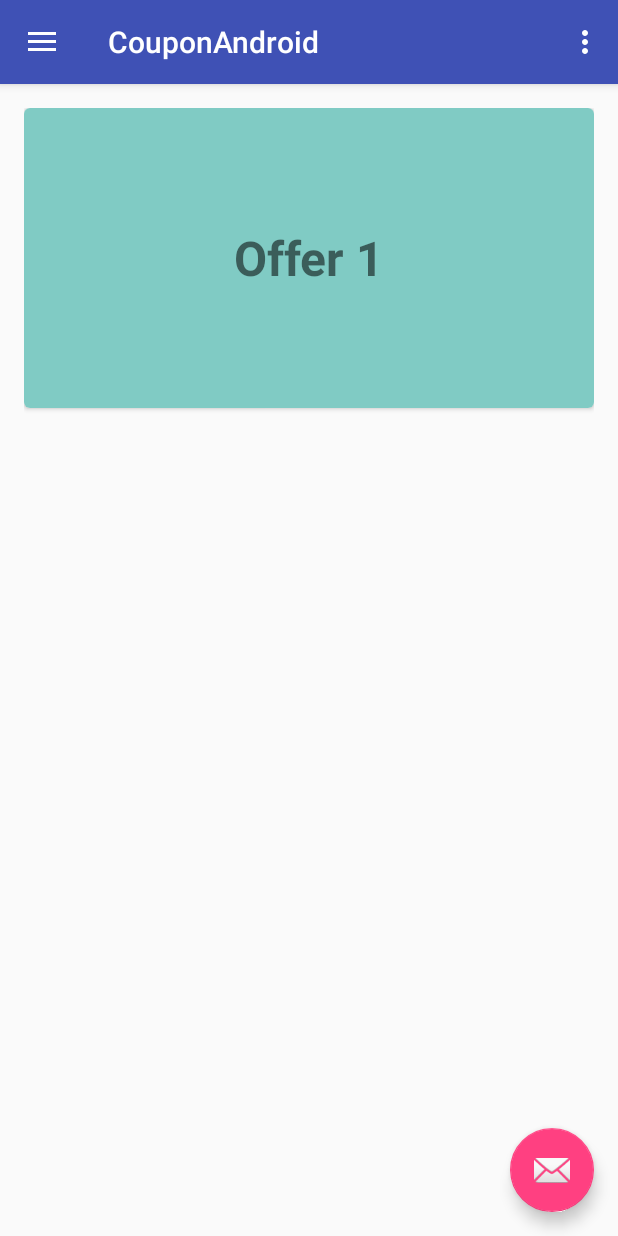
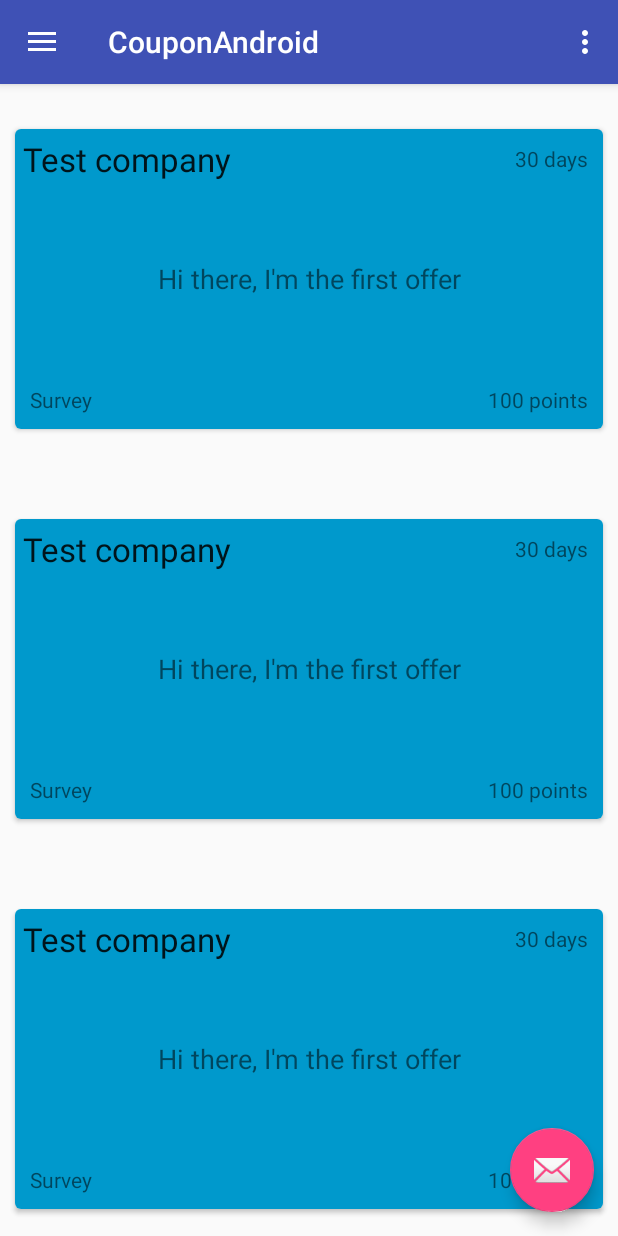
Before and after one commit to ishaanj/CouponAndroid, an Android app: the screen it shows after launch (NaviPageActivity), on a phone screen of 412 x 824 dp. Run offline under Robolectric (Android 15) with nearby library versions, the phone set to English and light mode, and no system bars.

Commit message:
Offers RecyclerView and minor UI changes

```diff
--- a/app/src/main/java/com/hzs/couponandroid/NaviPageActivity.java
+++ b/app/src/main/java/com/hzs/couponandroid/NaviPageActivity.java
@@ -3,6 +3,9 @@ package com.hzs.couponandroid;
 import android.os.Bundle;
 import android.support.design.widget.FloatingActionButton;
 import android.support.design.widget.Snackbar;
+import android.support.v7.widget.DefaultItemAnimator;
+import android.support.v7.widget.LinearLayoutManager;
+import android.support.v7.widget.RecyclerView;
 import android.view.View;
 import android.support.design.widget.NavigationView;
 import android.support.v4.view.GravityCompat;
@@ -13,8 +16,15 @@ import android.support.v7.widget.Toolbar;
 import android.view.Menu;
 import android.view.MenuItem;
 
+import java.util.ArrayList;
+import java.util.List;
+
 public class NaviPageActivity extends AppCompatActivity
         implements NavigationView.OnNavigationItemSelectedListener {
+
+    private List<Offer> offers;
+    private RecyclerView recyclerView;
+    private OfferAdapter offerAdapter;
 
     @Override
     protected void onCreate(Bundle savedInstanceState) {
@@ -40,6 +50,19 @@ public class NaviPageActivity extends AppCompatActivity
 
         NavigationView navigationView = (NavigationView) findViewById(R.id.nav_view);
         navigationView.setNavigationItemSelectedListener(this);
+
+        recyclerView = (RecyclerView) this.findViewById(R.id.offer_rec);
+        offers = new ArrayList<>();
+
+        offers.add(new Offer("Test company", "Hi there, I'm the first offer", "Survey", "30 days", "100 points"));
+        offers.add(new Offer("Test company", "Hi there, I'm the first offer", "Survey", "30 days", "100 points"));
+        offers.add(new Offer("Test company", "Hi there, I'm the first offer", "Survey", "30 days", "100 points"));
+        offers.add(new Offer("Test company", "Hi there, I'm the first offer", "Survey", "30 days", "100 points"));
+        offerAdapter = new OfferAdapter(offers);
+        RecyclerView.LayoutManager mLayoutManager = new LinearLayoutManager(getApplicationContext());
+        recyclerView.setLayoutManager(mLayoutManager);
+        recyclerView.setAdapter(offerAdapter);
+        offerAdapter.notifyDataSetChanged();
     }
 
     @Override
--- /dev/null
+++ b/app/src/main/java/com/hzs/couponandroid/Offer.java
@@ -0,0 +1,71 @@
+package com.hzs.couponandroid;
+
+/**
+ * Created by Ishaan 2 on 8/28/2016.
+ */
+public class Offer {
+
+    private String from;
+    private String text;
+    private String exp;
+    private String points;
+    private String type;
+
+    public Offer(String from, String text, String type, String exp, String points) {
+        this.from = from;
+        this.text = text;
+        this.type = type;
+        this.exp = exp;
+        this.points = points;
+    }
+
+    public Offer() {
+        this.from = "";
+        this.text = "";
+        this.type = "";
+        this.exp = "";
+        this.points = "";
+    }
+
+
+    public String getText() {
+        return text;
+    }
+
+    public void setText(String text) {
+        this.text = text;
+    }
+
+    public String getFrom() {
+        return from;
+    }
+
+    public void setFrom(String from) {
+        this.from = from;
+    }
+
+    public String getPoints() {
+        return points;
+    }
+
+    public void setPoints(String points) {
+        this.points = points;
+    }
+
+    public String getExp() {
+        return exp;
+    }
+
+    public void setExp(String exp) {
+        this.exp = exp;
+    }
+
+    public String getType() {
+        return type;
+    }
+
+    public void setType(String type) {
+        this.type = type;
+    }
+
+}
--- /dev/null
+++ b/app/src/main/java/com/hzs/couponandroid/OfferAdapter.java
@@ -0,0 +1,57 @@
+package com.hzs.couponandroid;
+
+import android.support.v7.widget.RecyclerView;
+import android.view.LayoutInflater;
+import android.view.View;
+import android.view.ViewGroup;
+import android.widget.TextView;
+
+import java.util.List;
+
+/**
+ * Created by Ishaan 2 on 8/28/2016.
+ */
+public class OfferAdapter extends RecyclerView.Adapter<OfferAdapter.MyViewHolder> {
+
+    private List<Offer> offersList;
+
+    public class MyViewHolder extends RecyclerView.ViewHolder {
+        public TextView exp, text, from, points, type;
+
+        public MyViewHolder(View view) {
+            super(view);
+            from = (TextView) view.findViewById(R.id.offer_by);
+            text = (TextView) view.findViewById(R.id.offer_text);
+            exp = (TextView) view.findViewById(R.id.offer_exp);
+            points = (TextView) view.findViewById(R.id.offer_points);
+            type = (TextView) view.findViewById(R.id.offer_type);
+        }
+    }
+
+    public OfferAdapter(List<Offer> offers) {
+        this.offersList = offers;
+    }
+
+    @Override
+    public MyViewHolder onCreateViewHolder(ViewGroup parent, int viewType) {
+        View itemView = LayoutInflater.from(parent.getContext())
+                .inflate(R.layout.offer_rec_view, parent, false);
+
+        return new MyViewHolder(itemView);
+    }
+
+    @Override
+    public void onBindViewHolder(MyViewHolder holder, int position) {
+        Offer offer = offersList.get(position);
+        holder.from.setText(offer.getFrom());
+        holder.text.setText(offer.getText());
+        holder.exp.setText(offer.getExp());
+        holder.points.setText(offer.getPoints());
+        holder.type.setText(offer.getType());
+    }
+
+    @Override
+    public int getItemCount() {
+        return offersList.size();
+    }
+}
--- /dev/null
+++ b/app/src/main/res/drawable/ic_help_outline_black_24dp.xml
@@ -0,0 +1,9 @@
+<vector xmlns:android="http://schemas.android.com/apk/res/android"
+        android:width="24dp"
+        android:height="24dp"
+        android:viewportWidth="24.0"
+        android:viewportHeight="24.0">
+    <path
+        android:fillColor="#FF000000"
+        android:pathData="M11,18h2v-2h-2v2zM12,2C6.48,2 2,6.48 2,12s4.48,10 10,10 10,-4.48 10,-10S17.52,2 12,2zM12,20c-4.41,0 -8,-3.59 -8,-8s3.59,-8 8,-8 8,3.59 8,8 -3.59,8 -8,8zM12,6c-2.21,0 -4,1.79 -4,4h2c0,-1.1 0.9,-2 2,-2s2,0.9 2,2c0,2 -3,1.75 -3,5h2c0,-2.25 3,-2.5 3,-5 0,-2.21 -1.79,-4 -4,-4z"/>
+</vector>
--- /dev/null
+++ b/app/src/main/res/drawable/ic_view_day_black_24dp.xml
@@ -0,0 +1,9 @@
+<vector xmlns:android="http://schemas.android.com/apk/res/android"
+        android:width="24dp"
+        android:height="24dp"
+        android:viewportWidth="24.0"
+        android:viewportHeight="24.0">
+    <path
+        android:fillColor="#FF000000"
+        android:pathData="M2,21h19v-3H2v3zM20,8H3c-0.55,0 -1,0.45 -1,1v6c0,0.55 0.45,1 1,1h17c0.55,0 1,-0.45 1,-1V9c0,-0.55 -0.45,-1 -1,-1zM2,3v3h19V3H2z"/>
+</vector>
--- a/app/src/main/res/layout/content_navi_page.xml
+++ b/app/src/main/res/layout/content_navi_page.xml
@@ -1,34 +1,18 @@
 <?xml version="1.0" encoding="utf-8"?>
-<LinearLayout xmlns:android="http://schemas.android.com/apk/res/android"
+<android.support.v4.widget.SwipeRefreshLayout xmlns:android="http://schemas.android.com/apk/res/android"
     xmlns:app="http://schemas.android.com/apk/res-auto"
     xmlns:tools="http://schemas.android.com/tools"
     android:layout_width="match_parent"
     android:layout_height="match_parent"
-    android:paddingBottom="@dimen/activity_vertical_margin"
-    android:paddingLeft="@dimen/activity_horizontal_margin"
-    android:paddingRight="@dimen/activity_horizontal_margin"
-    android:paddingTop="@dimen/activity_vertical_margin"
     app:layout_behavior="@string/appbar_scrolling_view_behavior"
     tools:context="com.hzs.couponandroid.NaviPageActivity"
     tools:showIn="@layout/app_bar_navi_page">
 
-    <android.support.v7.widget.CardView
-        xmlns:card_view="http://schemas.android.com/apk/res-auto"
-        android:id="@+id/card_view"
-        android:layout_gravity="top"
-        android:layout_width="match_parent"
-        android:layout_height="200dp"
-        card_view:cardCornerRadius="4dp">
+        <android.support.v7.widget.RecyclerView
+            android:layout_width="match_parent"
+            android:layout_height="wrap_content"
+            android:id="@+id/offer_rec">
 
-        <TextView
-            android:id="@+id/info_text"
-            android:layout_width="match_parent"
-            android:layout_height="match_parent"
-            android:background="@color/accent_material_dark"
-            android:text="Offer 1"
-            android:textSize="32dp"
-            android:gravity="center_vertical|center"
-            android:textStyle="bold" />
-    </android.support.v7.widget.CardView>
+        </android.support.v7.widget.RecyclerView>
 
-</LinearLayout>
+</android.support.v4.widget.SwipeRefreshLayout>
--- a/app/src/main/res/layout/nav_header_navi_page.xml
+++ b/app/src/main/res/layout/nav_header_navi_page.xml
@@ -22,13 +22,13 @@
         android:layout_width="match_parent"
         android:layout_height="wrap_content"
         android:paddingTop="@dimen/nav_header_vertical_spacing"
-        android:text="Android Studio"
+        android:text="Ishaan Jain"
         android:textAppearance="@style/TextAppearance.AppCompat.Body1" />
 
     <TextView
         android:id="@+id/textView"
         android:layout_width="wrap_content"
         android:layout_height="wrap_content"
-        android:text="android.studio@android.com" />
+        android:text="My Profile" />
 
 </LinearLayout>
--- /dev/null
+++ b/app/src/main/res/layout/offer_rec_view.xml
@@ -0,0 +1,67 @@
+<android.support.v7.widget.CardView android:id="@+id/card_view"
+    android:layout_width="match_parent"
+    android:layout_height="200dp"
+    card_view:cardCornerRadius="4dp"
+    android:layout_marginTop="30dp"
+    android:layout_marginBottom="30dp"
+    android:layout_marginLeft="10dp"
+    android:layout_marginRight="10dp"
+    xmlns:android="http://schemas.android.com/apk/res/android"
+    xmlns:card_view="http://schemas.android.com/apk/res-auto">
+
+        <RelativeLayout
+            android:layout_width="match_parent"
+            android:layout_height="match_parent"
+            android:background="@android:color/holo_blue_dark">
+            <TextView
+                android:layout_width="wrap_content"
+                android:layout_height="wrap_content"
+                android:text="30 days"
+                android:id="@+id/offer_exp"
+                android:layout_alignParentTop="true"
+                android:layout_alignParentRight="true"
+                android:layout_alignParentEnd="true"
+                android:layout_margin="10dp"/>
+
+            <TextView
+            android:id="@+id/offer_text"
+            android:layout_width="wrap_content"
+            android:layout_height="50dp"
+            android:text="Offer 1"
+            android:textSize="18sp"
+            android:gravity="center"
+                android:layout_centerVertical="true"
+                android:layout_centerHorizontal="true" />
+
+            <TextView
+                android:layout_width="wrap_content"
+                android:layout_height="wrap_content"
+                android:text="100 points"
+                android:id="@+id/offer_points"
+                android:layout_alignParentBottom="true"
+                android:layout_alignParentRight="true"
+                android:layout_alignParentEnd="true"
+                android:layout_margin="10dp"/>
+
+            <TextView
+                android:layout_width="wrap_content"
+                android:layout_height="wrap_content"
+                android:text="Survey"
+                android:id="@+id/offer_type"
+                android:layout_alignParentBottom="true"
+                android:layout_alignParentLeft="true"
+                android:layout_alignParentStart="true"
+                android:layout_margin="10dp"/>
+
+            <TextView
+                android:layout_width="wrap_content"
+                android:layout_height="wrap_content"
+                android:textAppearance="?android:attr/textAppearanceLarge"
+                android:text="Company ABC"
+                android:id="@+id/offer_by"
+                android:layout_alignParentTop="true"
+                android:layout_alignParentLeft="true"
+                android:layout_alignParentStart="true"
+                android:layout_margin="5dp"/>
+        </RelativeLayout>
+    </android.support.v7.widget.CardView>
--- a/app/src/main/res/menu/activity_navi_page_drawer.xml
+++ b/app/src/main/res/menu/activity_navi_page_drawer.xml
@@ -4,16 +4,20 @@
     <group android:checkableBehavior="single">
         <item
             android:id="@+id/nav_profile"
-            android:icon="@drawable/ic_account_circle_black_24dp"
-            android:title="Profile" />
+            android:icon="@drawable/ic_view_day_black_24dp"
+            android:title="All Offers" />
         <item
             android:id="@+id/nav_vault"
+            android:icon="@drawable/ic_touch_app_black_24dp"
+            android:title="Earn Points" />
+        <item
+            android:id="@+id/nav_qp"
             android:icon="@drawable/ic_lock_black_24dp"
             android:title="Vault" />
         <item
-            android:id="@+id/nav_qp"
-            android:icon="@drawable/ic_touch_app_black_24dp"
-            android:title="Quick Points" />
+            android:id="@+id/nav_help"
+            android:icon="@drawable/ic_help_outline_black_24dp"
+            android:title="Help and Settings" />
     </group>
 
 </menu>
```
